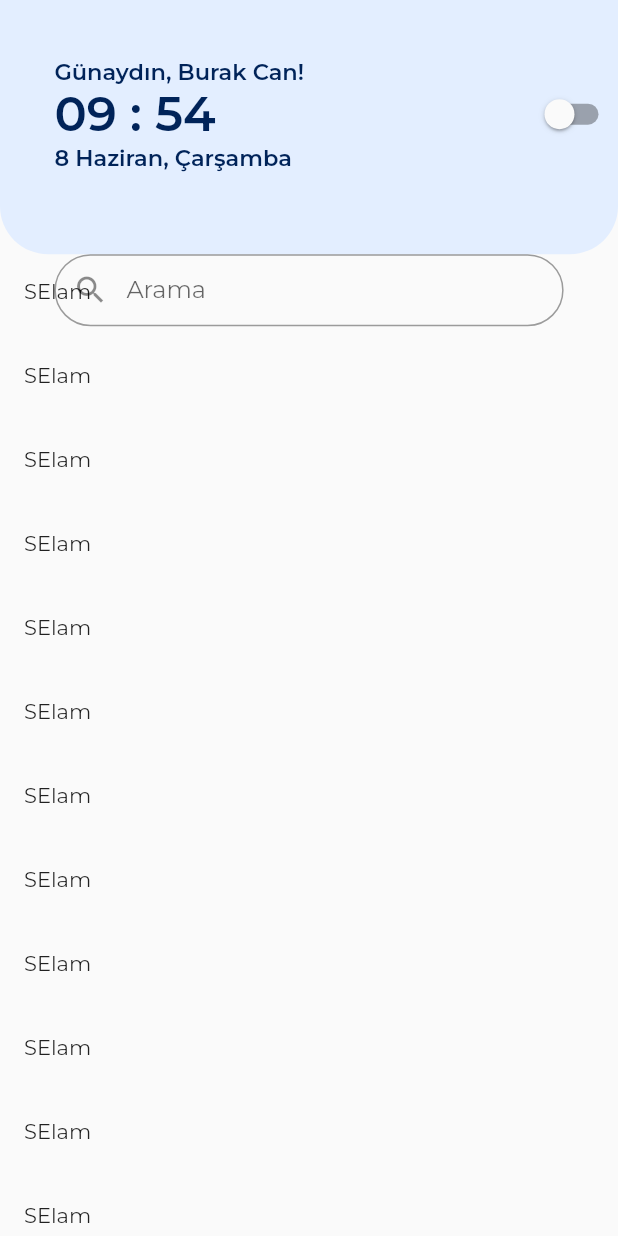
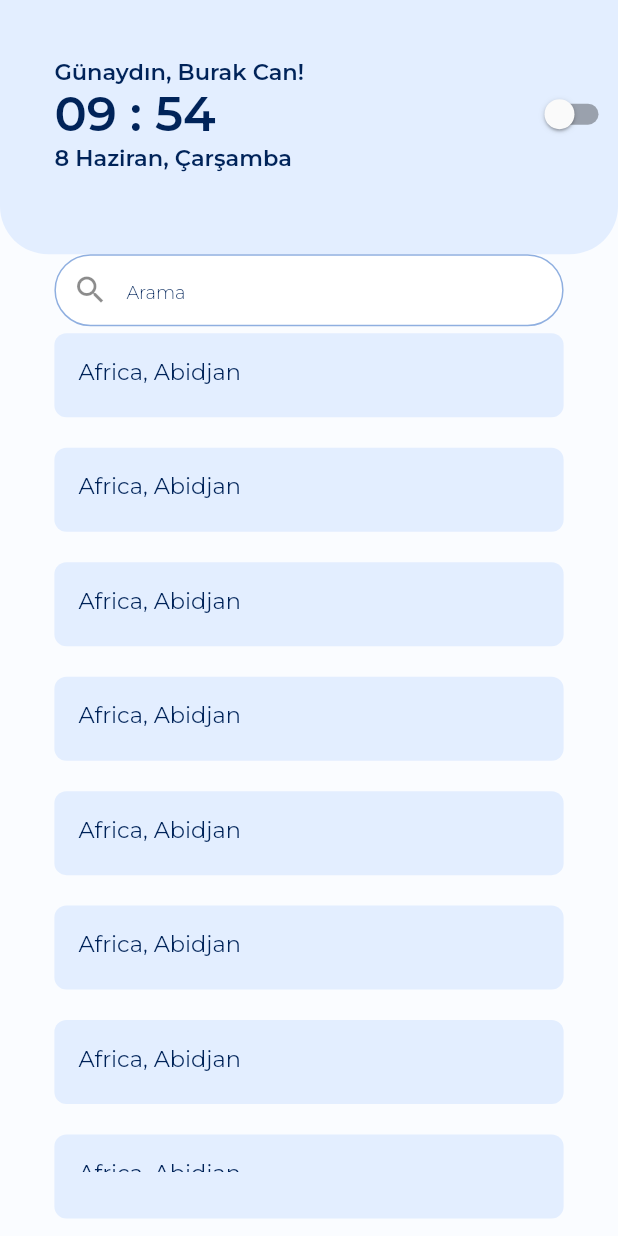
Before and after one commit to BcanGRG/World-Times-App, a Flutter app: the screen it shows after launch, on a phone screen of 412 x 824 dp. Run offline on Flutter 3.47's test engine with Material 2 defaults, Android fonts, the phone set to English and light mode, and no system bars; our stand-ins replace flutter_native_splash, google_fonts; statements that could not run were skipped.

Commit message:
TextField , arka plan ve LisView tasarımı yapıldı

```diff
--- a/lib/feature/main/view/main_view.dart
+++ b/lib/feature/main/view/main_view.dart
@@ -1,14 +1,16 @@
 import 'package:flutter/material.dart';
 import 'package:world_times_app/core/extensions/context_extension.dart';
+import 'package:world_times_app/product/utils/color_constants.dart';
 import 'package:world_times_app/product/utils/font_sizes.dart';
 import 'package:world_times_app/product/widgets/change_theme_button_widget.dart';
 
 class MainView extends StatelessWidget {
-  const MainView({Key? key}) : super(key: key);
-
+  MainView({Key? key}) : super(key: key);
+  TextEditingController textController = TextEditingController();
   @override
   Widget build(BuildContext context) {
     return Scaffold(
+      backgroundColor: context.theme.backgroundColor,
       appBar: PreferredSize(
         preferredSize: Size.fromHeight(context.dynamicHeight(167 / 812)),
         child: Stack(
@@ -64,25 +66,61 @@ class MainView extends StatelessWidget {
                 right: context.dynamicWidth(33 / 375),
                 top: context.dynamicHeight(167 / 812),
                 child: TextField(
+                  controller: textController,
                   decoration: InputDecoration(
                     contentPadding: EdgeInsets.all(12),
                     //TODO Bu icon tasarımdaki ile değişecek
                     prefixIcon: Icon(Icons.search),
                     hintText: "Arama",
-                    fillColor: Colors.red,
-                    border: OutlineInputBorder(
-                        borderRadius: BorderRadius.circular(32),
-                        borderSide: BorderSide(
-                          color: Colors.red,
-                        )),
+                    hintStyle: TextStyle(
+                      fontWeight: FontWeight.w300,
+                      fontSize: FontSizes.low.size,
+                      color: ColorConstants.prussianBlue,
+                    ),
+                    filled: true,
+                    fillColor: Colors.white,
+                    focusedBorder: OutlineInputBorder(
+                      borderRadius: BorderRadius.circular(32),
+                      borderSide: BorderSide(
+                        color: context.theme.focusColor,
+                      ),
+                    ),
+                    enabledBorder: OutlineInputBorder(
+                      borderRadius: BorderRadius.circular(32),
+                      borderSide: BorderSide(
+                        color: context.theme.focusColor,
+                      ),
+                    ),
                   ),
                 )),
           ],
         ),
       ),
-      body: ListView.builder(
-        itemBuilder: (context, index) => ListTile(
-          leading: Text("SElam"),
+      body: Padding(
+        padding: EdgeInsets.symmetric(
+          vertical: context.dynamicHeight(42 / 812),
+          horizontal: context.dynamicWidth(33 / 375),
+        ),
+        child: ListView.builder(
+          shrinkWrap: true,
+          itemCount: 15,
+          itemBuilder: (context, index) => Padding(
+            padding: EdgeInsets.symmetric(
+              vertical: context.dynamicHeight(10 / 812),
+            ),
+            child: ListTile(
+              tileColor: context.theme.appBarTheme.backgroundColor,
+              shape: RoundedRectangleBorder(borderRadius: BorderRadius.circular(8)),
+              leading: Text(
+                "Africa, Abidjan",
+                style: TextStyle(
+                  fontWeight: FontWeight.w400,
+                  fontSize: FontSizes.lowmid.size,
+                  color: context.theme.primaryColor,
+                ),
+              ),
+            ),
+          ),
         ),
       ),
     );
```
